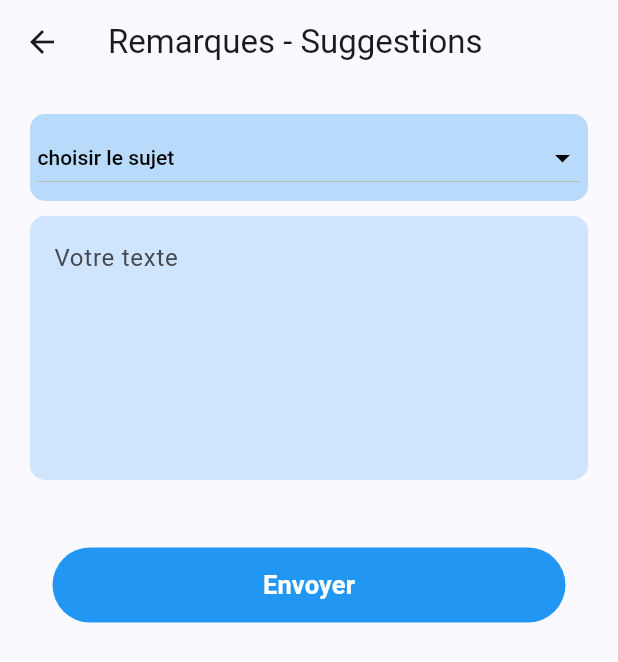
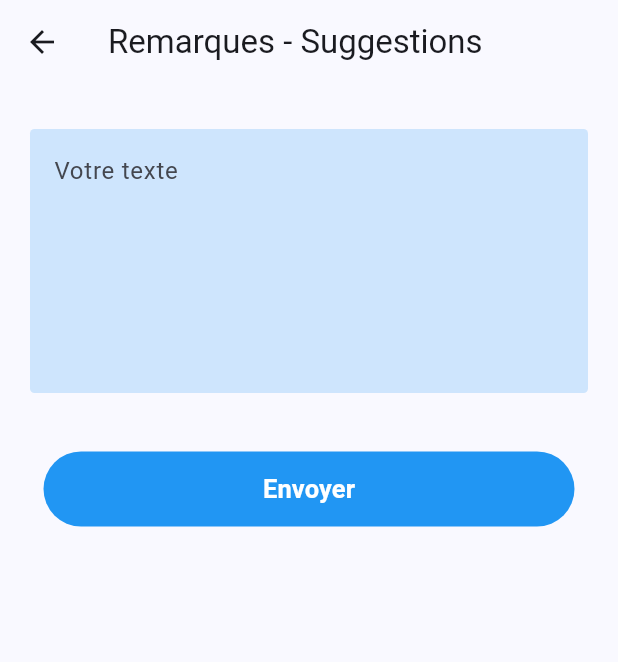
Before and after one commit to ivan878/monprof1, a Flutter app: the Suggestion screen opened directly, on a phone screen of 412 x 824 dp. Shown: the top 662 px of the screen. Run offline on Flutter 3.47's test engine with Material 3 defaults, Android fonts, the phone set to English and light mode, and no system bars; our stand-ins replace cached_network_image, chewie, dio, flutter_spinkit, font_awesome_flutter, form_validator and 13 more; accounts and stored records are empty.

Commit message:
version_beta_2

```diff
--- a/lib/UI/suggestionScreen.dart
+++ b/lib/UI/suggestionScreen.dart
@@ -30,49 +30,49 @@ class _SuggestionState extends State<Suggestion> {
                     crossAxisAlignment: CrossAxisAlignment.start,
                     children: [
 //liste
-                      Container(
-                        width: MediaQuery.of(context).size.width,
-                        padding: const EdgeInsets.all(5),
-                        decoration: BoxDecoration(
-                          color: Colors.blue.withOpacity(0.3),
-                          borderRadius: BorderRadius.circular(10),
-                        ),
-                        child: DropdownButton<String>(
-                          focusColor: Colors.white,
-                          value: valeur,
-                          //elevation: 5,
-                          isExpanded: true,
-                          style: const TextStyle(color: Colors.white),
-                          iconEnabledColor: Colors.black,
-                          items: <String>[
-                            'Ajout',
-                            'Fonctionnement',
-                            'Erreur survenue',
-                            'Problème d utilisation',
-                            'Autres (A préciser) ',
-                          ].map<DropdownMenuItem<String>>((String value) {
-                            return DropdownMenuItem<String>(
-                              value: value,
-                              child: Text(
-                                value,
-                                style: const TextStyle(color: Colors.black),
-                              ),
-                            );
-                          }).toList(),
-                          hint: const Text(
-                            "choisir le sujet",
-                            style: TextStyle(
-                                color: Colors.black,
-                                fontSize: 14,
-                                fontWeight: FontWeight.w500),
-                          ),
-                          onChanged: (String? value) {
-                            setState(() {
-                              valeur = value;
-                            });
-                          },
-                        ),
-                      ),
+                      // Container(
+                      //   width: MediaQuery.of(context).size.width,
+                      //   padding: const EdgeInsets.all(5),
+                      //   decoration: BoxDecoration(
+                      //     color: Colors.blue.withOpacity(0.3),
+                      //     borderRadius: BorderRadius.circular(10),
+                      //   ),
+                      //   child: DropdownButton<String>(
+                      //     focusColor: Colors.white,
+                      //     value: valeur,
+                      //     //elevation: 5,
+                      //     isExpanded: true,
+                      //     style: const TextStyle(color: Colors.white),
+                      //     iconEnabledColor: Colors.black,
+                      //     items: <String>[
+                      //       'Ajout',
+                      //       'Fonctionnement',
+                      //       'Erreur survenue',
+                      //       'Problème d utilisation',
+                      //       'Autres (A préciser) ',
+                      //     ].map<DropdownMenuItem<String>>((String value) {
+                      //       return DropdownMenuItem<String>(
+                      //         value: value,
+                      //         child: Text(
+                      //           value,
+                      //           style: const TextStyle(color: Colors.black),
+                      //         ),
+                      //       );
+                      //     }).toList(),
+                      //     hint: const Text(
+                      //       "choisir le sujet",
+                      //       style: TextStyle(
+                      //           color: Colors.black,
+                      //           fontSize: 14,
+                      //           fontWeight: FontWeight.w500),
+                      //     ),
+                      //     onChanged: (String? value) {
+                      //       setState(() {
+                      //         valeur = value;
+                      //       });
+                      //     },
+                      //   ),
+                      // ),
 
                       const SizedBox(
                         height: 10,
@@ -96,7 +96,7 @@ class _SuggestionState extends State<Suggestion> {
                           hintText: "Votre texte",
                           border: OutlineInputBorder(
                             borderSide: BorderSide.none,
-                            borderRadius: BorderRadius.circular(10),
+                            borderRadius: BorderRadius.circular(3),
                           ),
                         ),
                         onTap: null,
@@ -107,7 +107,7 @@ class _SuggestionState extends State<Suggestion> {
                       Container(
                         width: MediaQuery.of(context).size.width * 0.9,
                         height: 50,
-                        margin: const EdgeInsets.all(15),
+                        margin: const EdgeInsets.all(9),
                         child: TextButton(
                           onPressed: () async {
                             if (formKey.currentState!.validate()) {
--- a/lib/main.dart
+++ b/lib/main.dart
@@ -4,7 +4,7 @@ import 'package:flutter/material.dart';
 import 'package:flutter/services.dart';
 import 'package:monprof/corps/utils/injectors.dart';
 import 'package:monprof/splash/splash_controller.dart';
-import 'package:monprof/auths/datas/services/user_storage.dart';
+// import 'package:monprof/auths/datas/services/user_storage.dart';
 
 void main() {
   SystemChrome.setSystemUIOverlayStyle(
--- a/lib/questions/data/models/question.dart
+++ b/lib/questions/data/models/question.dart
@@ -5,6 +5,7 @@ import 'package:monprof/questions/data/models/reponse.dart';
 class Questions {
   int? id;
   String? titre;
+  String? image_url;
   String description;
   int categorie_id;
   int matieres_id;
@@ -13,6 +14,7 @@ class Questions {
     this.id,
     this.titre,
     this.reponse,
+    this.image_url,
     required this.description,
     required this.categorie_id,
     required this.matieres_id,
@@ -22,6 +24,7 @@ class Questions {
     return <String, dynamic>{
       if (id != null) 'id': id,
       if (titre != null) 'titre': titre,
+      if (image_url != null) 'image_url': image_url,
       'description': description,
       'categorie_id': categorie_id,
       'matiere_id': matieres_id,
@@ -32,6 +35,7 @@ class Questions {
     return Questions(
       id: map['id'] != null ? map['id'] as int : null,
       titre: map['titre'] != null ? map['titre'] as String : null,
+      image_url: map['image_url'] != null ? map['image_url'] as String : null,
       description: map['description'] as String,
       categorie_id: map['categorie_id'] as int,
       matieres_id: map['matieres_id'] as int,
@@ -41,7 +45,7 @@ class Questions {
 
   @override
   String toString() {
-    return 'Question(id: $id, titre: $titre, description: $description, categorie_id: $categorie_id, matieres_id: $matieres_id)';
+    return 'Question(id: $id, titre: $titre, image_url:$image_url, description: $description, categorie_id: $categorie_id, matieres_id: $matieres_id)';
   }
 
   @override
```
Also changed, not shown: lib/home/presentation/homparent.dart (+5 -4 lines), lib/questions/presentation/question_body.dart (+21 -0 lines), pubspec.yaml (+6 -2 lines), pubspec.lock, 30 other files.
